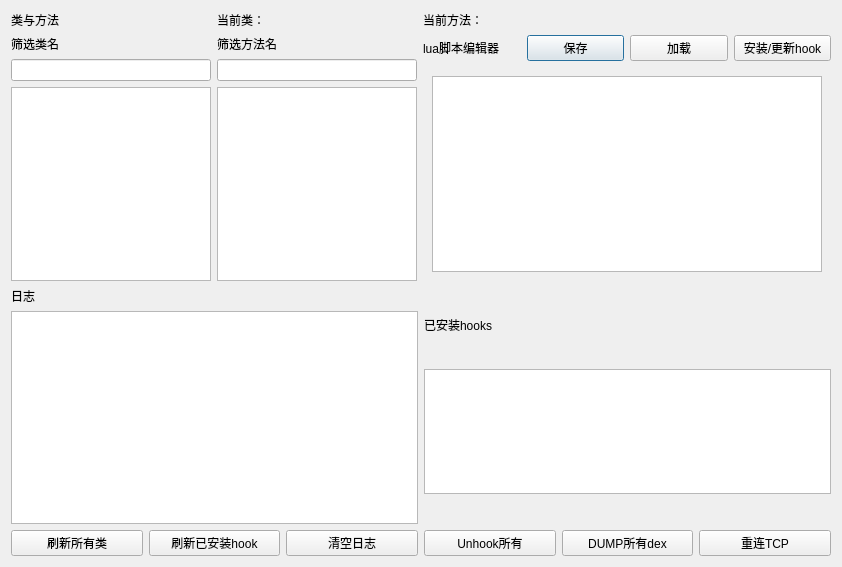
This is untitled.ui in Imzpy/GirlClient as Qt 5 draws it before an edit. The edited form follows.
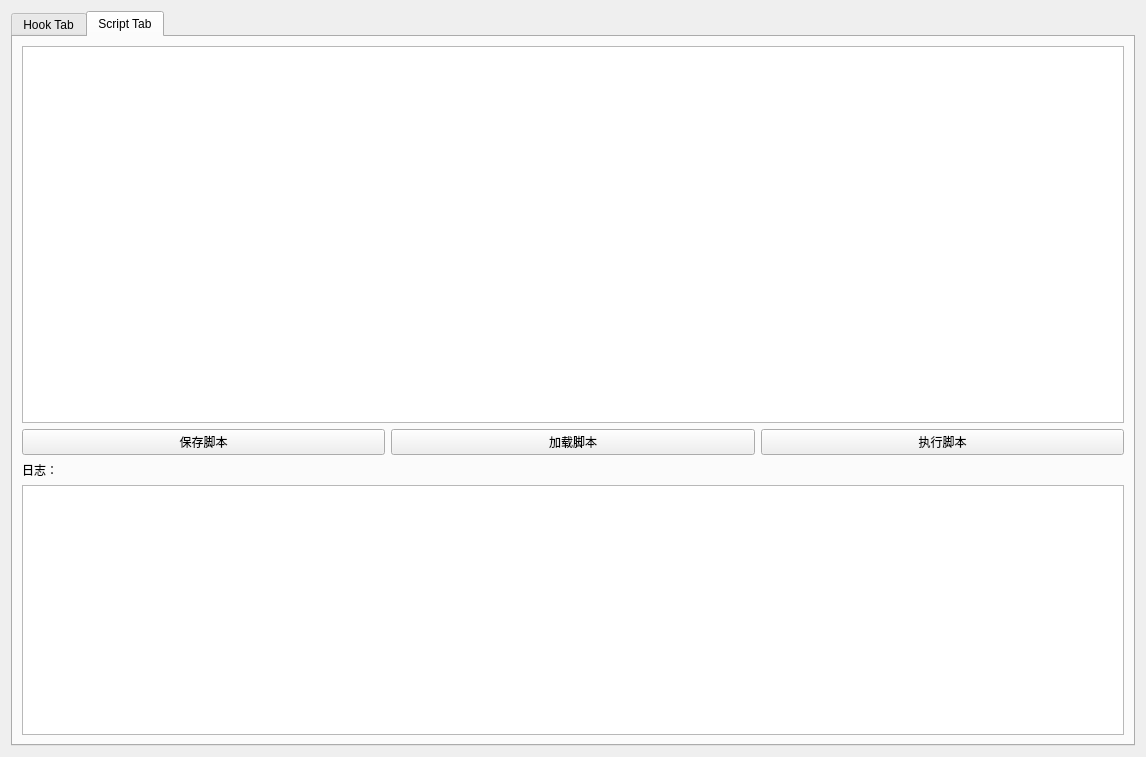
This is the edited form. The open tabs and pages were chosen to show the change.

Diff of the .ui file:
```diff
--- a/untitled.ui
+++ b/untitled.ui
@@ -6,8 +6,8 @@
    <rect>
     <x>0</x>
     <y>0</y>
-    <width>842</width>
-    <height>567</height>
+    <width>1146</width>
+    <height>757</height>
    </rect>
   </property>
   <property name="windowTitle">
@@ -15,12 +15,24 @@
   </property>
   <layout class="QGridLayout" name="gridLayout">
    <item row="0" column="0">
+    <widget class="QTabWidget" name="tabWidget">
+     <property name="currentIndex">
+      <number>0</number>
+     </property>
+     <widget class="QWidget" name="hooktab">
+      <attribute name="title">
+       <string>Hook Tab</string>
+      </attribute>
+      <layout class="QVBoxLayout" name="mainVerticalLayout">
+       <item>
+        <layout class="QHBoxLayout" name="horizontalLayout_top">
+         <item>
     <layout class="QVBoxLayout" name="verticalLayout_left">
      <item>
       <widget class="QLabel" name="label_1_classandmethod">
        <property name="maximumSize">
         <size>
-         <width>200</width>
+               <width>300</width>
          <height>16777215</height>
         </size>
        </property>
@@ -30,7 +42,13 @@
       </widget>
      </item>
      <item>
-      <widget class="QLabel" name="label">
+            <widget class="QLabel" name="label_9">
+             <property name="maximumSize">
+              <size>
+               <width>300</width>
+               <height>16777215</height>
+              </size>
+             </property>
        <property name="text">
         <string>筛选类名</string>
        </property>
@@ -40,7 +58,7 @@
       <widget class="QLineEdit" name="plainTextEdit_filterClassName">
        <property name="maximumSize">
         <size>
-         <width>200</width>
+               <width>300</width>
          <height>16777215</height>
         </size>
        </property>
@@ -48,15 +66,9 @@
      </item>
      <item>
       <widget class="QListView" name="listView_classmethod">
-       <property name="sizePolicy">
-        <sizepolicy hsizetype="Expanding" vsizetype="Expanding">
-         <horstretch>0</horstretch>
-         <verstretch>0</verstretch>
-        </sizepolicy>
-       </property>
        <property name="maximumSize">
         <size>
-         <width>200</width>
+               <width>300</width>
          <height>16777215</height>
         </size>
        </property>
@@ -64,13 +76,13 @@
      </item>
     </layout>
    </item>
-   <item row="0" column="1">
-    <layout class="QVBoxLayout" name="verticalLayout_mid">
+         <item>
+          <layout class="QVBoxLayout" name="verticalLayout_middle">
      <item>
       <widget class="QLabel" name="tip_classname">
        <property name="maximumSize">
         <size>
-         <width>200</width>
+               <width>300</width>
          <height>16777215</height>
         </size>
        </property>
@@ -80,7 +92,13 @@
       </widget>
      </item>
      <item>
-      <widget class="QLabel" name="label_2">
+            <widget class="QLabel" name="label_7">
+             <property name="maximumSize">
+              <size>
+               <width>300</width>
+               <height>16777215</height>
+              </size>
+             </property>
        <property name="text">
         <string>筛选方法名</string>
        </property>
@@ -90,7 +108,7 @@
       <widget class="QLineEdit" name="plainTextEdit_filterMethodname">
        <property name="maximumSize">
         <size>
-         <width>200</width>
+               <width>300</width>
          <height>16777215</height>
         </size>
        </property>
@@ -100,7 +118,7 @@
       <widget class="QListView" name="listView_methods">
        <property name="maximumSize">
         <size>
-         <width>200</width>
+               <width>300</width>
          <height>16777215</height>
         </size>
        </property>
@@ -108,13 +126,13 @@
      </item>
     </layout>
    </item>
-   <item row="0" column="2">
+         <item>
     <layout class="QVBoxLayout" name="verticalLayout_right">
      <item>
       <widget class="QLabel" name="tip_methodname">
        <property name="maximumSize">
         <size>
-         <width>200</width>
+               <width>350</width>
          <height>16777215</height>
         </size>
        </property>
@@ -156,33 +174,14 @@
       </layout>
      </item>
      <item>
-      <widget class="QWidget" name="horizontalLayoutWidget" native="true">
-       <layout class="QHBoxLayout" name="horizontalLayout">
-        <item>
-         <widget class="QTextEdit" name="textEdit_lua">
-          <property name="sizePolicy">
-           <sizepolicy hsizetype="Expanding" vsizetype="Expanding">
-            <horstretch>0</horstretch>
-            <verstretch>0</verstretch>
-           </sizepolicy>
-          </property>
-          <property name="maximumSize">
-           <size>
-            <width>16777215</width>
-            <height>16777215</height>
-           </size>
-          </property>
-         </widget>
-        </item>
-       </layout>
-      </widget>
+            <widget class="QTextEdit" name="textEdit_lua"/>
+           </item>
+          </layout>
      </item>
     </layout>
    </item>
-   <item row="1" column="0" colspan="3">
-    <layout class="QVBoxLayout" name="verticalLayout_bottom">
      <item>
-      <layout class="QHBoxLayout" name="horizontalLayout_logandhooks">
+        <layout class="QHBoxLayout" name="horizontalLayout_log_buttons">
        <item>
         <layout class="QVBoxLayout" name="verticalLayout">
          <item>
@@ -190,7 +189,7 @@
            <property name="maximumSize">
             <size>
              <width>16777215</width>
-             <height>20</height>
+               <height>15</height>
             </size>
            </property>
            <property name="text">
@@ -199,7 +198,14 @@
           </widget>
          </item>
          <item>
-          <widget class="QPlainTextEdit" name="plainTextEdit_logs"/>
+            <widget class="QPlainTextEdit" name="plainTextEdit_logs">
+             <property name="maximumSize">
+              <size>
+               <width>16777215</width>
+               <height>300</height>
+              </size>
+             </property>
+            </widget>
          </item>
         </layout>
        </item>
@@ -210,7 +216,7 @@
            <property name="maximumSize">
             <size>
              <width>16777215</width>
-             <height>20</height>
+               <height>15</height>
             </size>
            </property>
            <property name="text">
@@ -222,8 +228,8 @@
           <widget class="QListView" name="listView_hooks">
            <property name="maximumSize">
             <size>
-             <width>100000</width>
-             <height>125</height>
+               <width>16777215</width>
+               <height>300</height>
             </size>
            </property>
           </widget>
@@ -279,6 +285,60 @@
       </layout>
      </item>
     </layout>
+     </widget>
+     <widget class="QWidget" name="scriptTab">
+      <attribute name="title">
+       <string>Script Tab</string>
+      </attribute>
+      <layout class="QVBoxLayout" name="tab_main_layout">
+       <item>
+        <widget class="QTextEdit" name="textEdit_lua_tab2"/>
+       </item>
+       <item>
+        <layout class="QHBoxLayout" name="horizontalLayout_buttons">
+         <item>
+          <widget class="QPushButton" name="pushButton_save_tab2">
+           <property name="text">
+            <string>保存脚本</string>
+           </property>
+          </widget>
+         </item>
+         <item>
+          <widget class="QPushButton" name="pushButton_load_tab2">
+           <property name="text">
+            <string>加载脚本</string>
+           </property>
+          </widget>
+         </item>
+         <item>
+          <widget class="QPushButton" name="excute_script">
+           <property name="text">
+            <string>执行脚本</string>
+           </property>
+          </widget>
+         </item>
+        </layout>
+       </item>
+       <item>
+        <widget class="QLabel" name="label">
+         <property name="text">
+          <string>日志：</string>
+         </property>
+        </widget>
+       </item>
+       <item>
+        <widget class="QPlainTextEdit" name="log_in_tab_2">
+         <property name="maximumSize">
+          <size>
+           <width>16777215</width>
+           <height>250</height>
+          </size>
+         </property>
+        </widget>
+       </item>
+      </layout>
+     </widget>
+    </widget>
    </item>
   </layout>
  </widget>
```
Left out of the diff: 10 changed lines with no effect on the pictures. Lines whose indentation alone changed are shown as unchanged.
